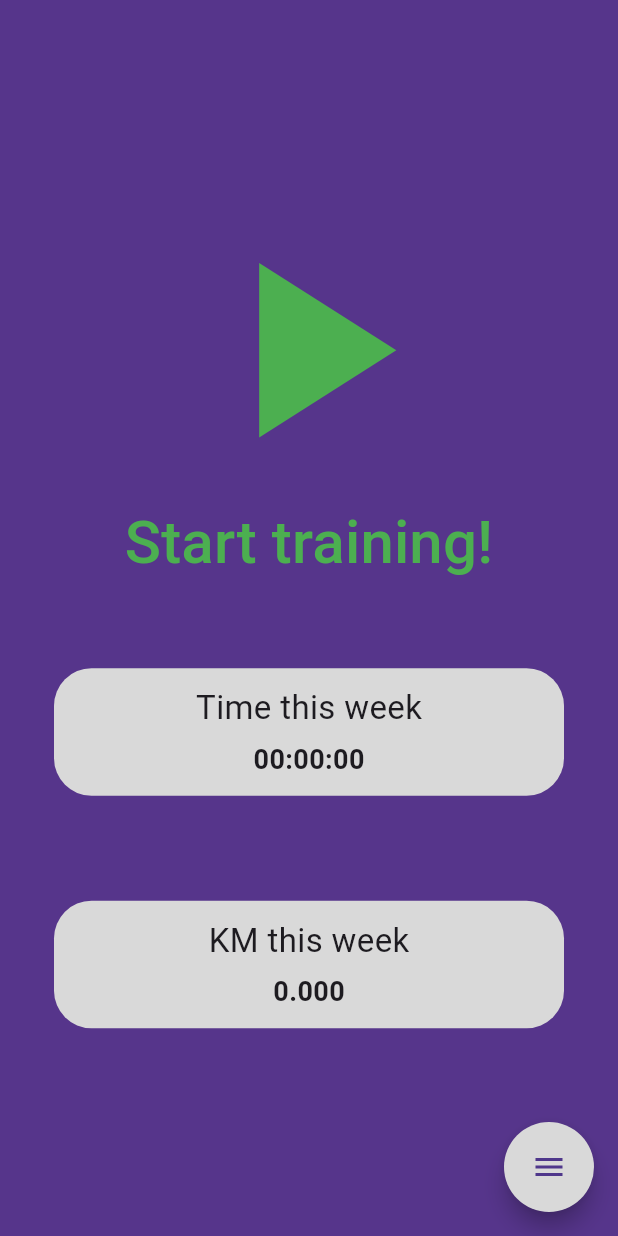
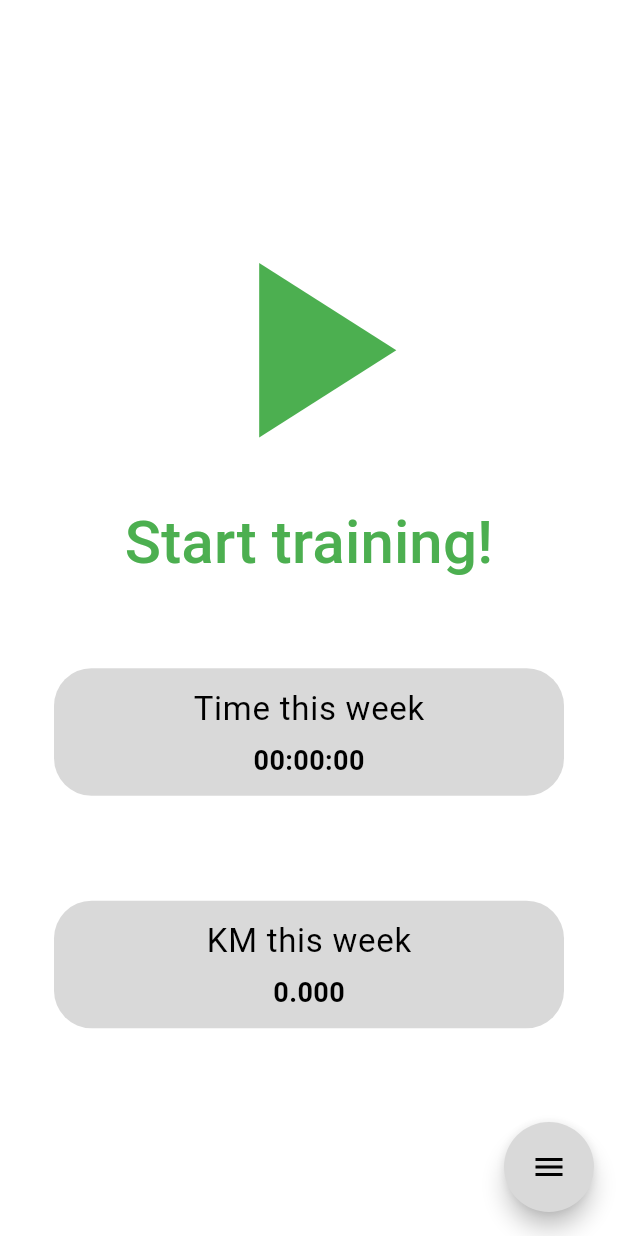
Before and after one commit to marcinmielni/Traqer, a Flutter app: the screen it shows after launch, on a phone screen of 412 x 824 dp. Run offline on Flutter 3.47's test engine with Material 3 defaults, Android fonts, the light colour scheme and no system bars; drawn by our look-alikes of flutter_speed_dial; our stand-ins replace flutter_map, geolocator, latlong2, location, permission_handler; missing offline and left inert: dart:ffi, flutter_map_location_marker, gpx.

Commit message:
added theme change

```diff
--- /dev/null
+++ b/lib/Utils/Theme/theme.dart
@@ -0,0 +1,61 @@
+import 'package:flutter/material.dart';
+
+ThemeData lightMode = ThemeData(
+  primaryColor: Colors.purple,
+  appBarTheme: const AppBarTheme(
+    backgroundColor: Color(0xFF3F1C77),
+    titleTextStyle: TextStyle(color: Colors.white, fontSize: 22),
+    iconTheme: IconThemeData(color: Colors.white),
+  ),
+  textTheme: const TextTheme(
+    bodySmall: TextStyle(color: Colors.black, fontSize: 13),
+    bodyMedium: TextStyle(color: Colors.black, fontSize: 18, fontWeight: FontWeight.bold),
+    bodyLarge: TextStyle(color: Colors.black, fontSize: 22, fontWeight: FontWeight.normal),
+    titleLarge: TextStyle(color: Colors.white, fontSize: 22),
+  ),
+  indicatorColor: Colors.white,
+  colorScheme: const ColorScheme(
+    brightness: Brightness.light,
+    primary: Colors.purple,
+    onPrimary: Colors.white,
+    secondary: Colors.white,
+    onSecondary: Colors.black,
+    error: Colors.red,
+    onError: Colors.white,
+    background: Colors.white,
+    onBackground: Colors.black,
+    surface: Color(0xFFD9D9D9),
+    onSurface: Colors.black,
+  ),
+
+);
+
+ThemeData darkMode = ThemeData(
+  primaryColor: Colors.black,
+  appBarTheme: const AppBarTheme(
+    backgroundColor: Colors.black,
+    titleTextStyle: TextStyle(color: Colors.white, fontSize: 22),
+    iconTheme: IconThemeData(color: Colors.white),
+  ),
+  textTheme: const TextTheme(
+    bodySmall: TextStyle(color: Colors.white, fontSize: 13),
+    bodyMedium: TextStyle(color: Colors.white, fontSize: 18, fontWeight: FontWeight.bold),
+    bodyLarge: TextStyle(color: Colors.white, fontSize: 22, fontWeight: FontWeight.normal),
+    titleLarge: TextStyle(color: Colors.white, fontSize: 22),
+  ),
+  indicatorColor: Colors.white,
+  colorScheme: const ColorScheme(
+    brightness: Brightness.dark,
+    primary: Colors.black,
+    onPrimary: Colors.white,
+    secondary: Colors.black,
+    onSecondary: Colors.white,
+    error: Colors.red,
+    onError: Colors.white,
+    background: Colors.black54,
+    onBackground: Colors.white,
+    surface: Colors.grey,
+    onSurface: Colors.white,
+  ),
+
+);
--- /dev/null
+++ b/lib/Utils/Theme/theme_provider.dart
@@ -0,0 +1,19 @@
+import 'package:flutter/material.dart';
+import 'package:traqer/Utils/Theme/theme.dart';
+
+class ThemeProvider with ChangeNotifier{
+  ThemeData _themeData = lightMode;
+  ThemeData get themeData => _themeData;
+  set themeData(ThemeData themeData){
+    _themeData = themeData;
+    notifyListeners();
+  }
+
+  void toggleTheme(){
+    if(_themeData == lightMode){
+      themeData = darkMode;
+    }else{
+      themeData = lightMode;
+  }
+  }
+}
--- a/lib/Models/Decorators/track_decorator.dart
+++ b/lib/Utils/track_utils.dart
@@ -4,11 +4,11 @@ import 'dart:math';
 import 'package:gpx/gpx.dart';
 import 'package:latlong2/latlong.dart';
 import 'package:path_provider/path_provider.dart';
-import '../track_reader.dart';
+import '../Models/track_reader.dart';
 
-class TrackDecorator{
+class TrackUtils{
 
-  TrackDecorator();
+  TrackUtils();
 
   static Duration getTime(Gpx gpx){
     DateTime? last = gpx.trks[0].trksegs[0].trkpts.last.time ?? DateTime(0);
--- a/lib/Views/Widgets/menu.dart
+++ b/lib/Views/Widgets/menu.dart
@@ -3,6 +3,8 @@ import 'package:flutter_speed_dial/flutter_speed_dial.dart';
 import 'package:traqer/Views/my_activities.dart';
 import 'package:traqer/Views/training_analysis.dart';
 import 'package:traqer/Views/about.dart';
+
+import '../settings.dart';
 
 
 
@@ -18,16 +20,26 @@ class _MenuState extends State<Menu> {
   @override
   Widget build(BuildContext context) {
     return SpeedDial(
-      backgroundColor: const Color(0xFFD9D9D9),
+      backgroundColor: Theme.of(context).colorScheme.surface,
+      foregroundColor: Theme.of(context).colorScheme.onSurface,
       buttonSize: const Size(60,60),
       childrenButtonSize: const Size(60, 60),
       animatedIcon: AnimatedIcons.menu_close,
       children: [
         SpeedDialChild(
+          labelStyle: Theme.of(context).textTheme.bodySmall,
           child: const Icon(Icons.settings),
           label: "Settings",
+          onTap: () {
+            Navigator.push(context,
+                MaterialPageRoute(builder: (context) =>
+                    const Settings()
+                )
+            );
+          }
         ),
         SpeedDialChild(
+            labelStyle: Theme.of(context).textTheme.bodySmall,
           child: const Icon(Icons.book),
           label: "My activities",
             onTap: () {
@@ -39,6 +51,7 @@ class _MenuState extends State<Menu> {
             }
         ),
         SpeedDialChild(
+            labelStyle: Theme.of(context).textTheme.bodySmall,
           child: const Icon(Icons.abc),
           label: "About...",
           onTap: () {
--- a/lib/Views/Widgets/meter.dart
+++ b/lib/Views/Widgets/meter.dart
@@ -38,7 +38,7 @@ class _MeterState extends State<Meter> {
   @override
   void didUpdateWidget(covariant Meter oldWidget) {
     super.didUpdateWidget(oldWidget);
-    print("didWidgetUpdate");
+    print("didMeterUpdate");
     if(oldWidget.value != widget.value){
       print("The old widget with counter: ${oldWidget.value}  was replaced with new widget with counter: ${widget.value}");
     }
@@ -57,17 +57,17 @@ class _MeterState extends State<Meter> {
       child : Container(
         margin: const EdgeInsets.all(5),
         padding: const EdgeInsets.all(5),
-        decoration: const BoxDecoration(
-            borderRadius: BorderRadius.all(Radius.circular(25)),
-            color: Color(0xFFD9D9D9),
+        decoration: BoxDecoration(
+            borderRadius: const BorderRadius.all(Radius.circular(25)),
+            color: Theme.of(context).colorScheme.surface,
         ),
         width: double.infinity,
         // constraints: BoxConstraints.expand(),
         child: Column(
           mainAxisAlignment: MainAxisAlignment.spaceEvenly,
           children: [
-          Text(widget.name, style: const TextStyle(fontSize: 22)),
-          Text(widget.value, style: const TextStyle(fontSize: 18, fontWeight: FontWeight.bold),)
+          Text(widget.name, style: Theme.of(context).textTheme.bodyLarge),
+          Text(widget.value, style: Theme.of(context).textTheme.bodyMedium),
         ]
       ),
     ),
--- a/lib/Views/Widgets/start_stop_button.dart
+++ b/lib/Views/Widgets/start_stop_button.dart
@@ -26,8 +26,8 @@ class _StartStopButtonState extends State<StartStopButton> {
 
   static const List<(Color? background, Widget?)> customizations =
   <(Color?, Widget?)>[
-    (Colors.green, Icon(Icons.play_arrow)),
-    (Colors.red, Icon(Icons.pause)),
+    (Colors.green, Icon(Icons.play_arrow, color: Colors.black)),
+    (Colors.red, Icon(Icons.pause, color: Colors.black,)),
   ];
   static int index = 0;
 
--- a/lib/Views/Home.dart
+++ b/lib/Views/home.dart
@@ -1,7 +1,7 @@
 import 'dart:async';
 import 'dart:io';
 import 'package:flutter/material.dart';
-import 'package:traqer/Models/Decorators/track_decorator.dart';
+import 'package:traqer/Utils/track_utils.dart';
 import 'package:traqer/Models/track_reader.dart';
 import 'package:traqer/Views/Widgets/menu.dart';
 import 'package:traqer/Views/Widgets/meter.dart';
@@ -23,12 +23,12 @@ class _HomeState extends State<Home> {
 
   Future<double> _getSevenDaysDistance() async{
     List<FileSystemEntity> items = await TrackReader.getGpxList();
-    return await TrackDecorator.getSevenDaysDistance(items);
+    return await TrackUtils.getSevenDaysDistance(items);
   }
 
   Future<Duration> _getSevenDaysTime() async {
     List<FileSystemEntity> items = await TrackReader.getGpxList();
-    return await TrackDecorator.getSevenDaysTime(items);
+    return await TrackUtils.getSevenDaysTime(items);
   }
 
   @override
@@ -50,7 +50,7 @@ class _HomeState extends State<Home> {
   Widget build(BuildContext context) {
     return
       Scaffold(
-        backgroundColor: const Color(0xFF56358B),
+        backgroundColor: Theme.of(context).colorScheme.background,
         floatingActionButton: const Menu(),
         body: Column(
             mainAxisSize: MainAxisSize.max,
@@ -58,7 +58,7 @@ class _HomeState extends State<Home> {
             mainAxisAlignment: MainAxisAlignment.center,
             children: <Widget>[
             ElevatedButton(
-              style: ElevatedButton.styleFrom(elevation: 0, backgroundColor: const Color(0xFF56358B)),
+              style: ElevatedButton.styleFrom(elevation: 0, backgroundColor: Colors.white.withOpacity(0.0)),
               child: const Column(
                 crossAxisAlignment: CrossAxisAlignment.center,
                 children: <Widget>[
--- a/lib/Views/live_data.dart
+++ b/lib/Views/live_data.dart
@@ -3,7 +3,7 @@ import 'package:flutter/material.dart';
 import 'package:geolocator/geolocator.dart';
 import 'package:latlong2/latlong.dart';
 import 'package:traqer/Controllers/location_controller.dart';
-import 'package:traqer/Models/Decorators/track_decorator.dart';
+import 'package:traqer/Utils/track_utils.dart';
 import 'package:traqer/Views/Widgets/meter.dart';
 import '../Views/Widgets/start_stop_button.dart';
 
@@ -33,7 +33,7 @@ class _LiveDataState extends State<LiveData> with AutomaticKeepAliveClientMixin<
       setState(() {
         previousPosition = currentPosition;
         currentPosition = position;
-        distance += TrackDecorator.haversine(LatLng(previousPosition!.latitude, previousPosition!.longitude), LatLng(currentPosition!.latitude, currentPosition!.longitude));
+        distance += TrackUtils.haversine(LatLng(previousPosition!.latitude, previousPosition!.longitude), LatLng(currentPosition!.latitude, currentPosition!.longitude));
       });
     });
     timer = Timer.periodic(const Duration(seconds: 1), (timer) {
@@ -88,7 +88,7 @@ class _LiveDataState extends State<LiveData> with AutomaticKeepAliveClientMixin<
         // appBar: AppBar(
         //   title: const Text("Training"),
         // ),
-        backgroundColor: const Color(0xFF56358B),
+        backgroundColor: Theme.of(context).backgroundColor,
         body: SizedBox(
           height: double.infinity,
           width: double.infinity,
--- a/lib/main.dart
+++ b/lib/main.dart
@@ -1,7 +1,9 @@
 import 'package:flutter/material.dart';
-import 'package:geolocator/geolocator.dart';
+import 'package:provider/provider.dart';
+import 'package:traqer/Utils/Theme/theme_provider.dart';
 import 'Controllers/location_controller.dart';
-import 'Views/Home.dart';
+import 'Views/home.dart';
+import 'Views/settings.dart';
 import 'permissions.dart';
 
 
@@ -10,12 +12,17 @@ void main() async{
   WidgetsFlutterBinding.ensureInitialized();
   Permissions.requestRequiredPermissions();
   await LocationController.getPosition();
-  runApp(const Traqer());
+  runApp(ChangeNotifierProvider(
+      create: (context) => ThemeProvider(),
+      child: const Traqer(),
+  ));
 }
 
 class Traqer extends StatefulWidget {
 
   const Traqer({Key? key}) : super(key: key);
+
+  //ThemeMode mode = Settings.mode;
 
   @override
   State<Traqer> createState() => _TraqerState();
@@ -27,10 +34,8 @@ class _TraqerState extends State<Traqer> {
   Widget build(BuildContext context) {
     return MaterialApp(
       title: 'Traqer',
-      theme: ThemeData(
-        primarySwatch: Colors.blueGrey,
-        // textTheme:
-      ),
+      themeMode: Settings.mode,
+      theme: Provider.of<ThemeProvider>(context).themeData,
       home: const Home(),
     );
   }
--- a/pubspec.yaml
+++ b/pubspec.yaml
@@ -43,6 +43,7 @@ dependencies:
   location: ^5.0.0
   cupertino_icons: ^1.0.2
   flutter_map_location_marker: ^8.0.4
+  provider: ^6.1.2
 
 dev_dependencies:
   flutter_test:
```
Also changed, not shown: lib/Views/map.dart (+33 -8 lines), lib/Views/my_activities.dart (+6 -6 lines), lib/Views/settings.dart (added, +75 -0 lines), lib/Views/training_analysis.dart (+37 -13 lines), lib/Views/training_live.dart (+6 -6 lines), pubspec.lock.
